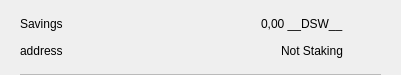
Old version of the form src/qt/pivx/forms/csrow.ui in the repository decenomy/DSW.
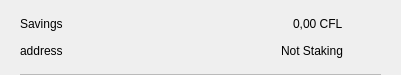
New version of the form. Icons and pictures are not drawn.

```diff
--- a/src/qt/pivx/forms/csrow.ui
+++ b/src/qt/pivx/forms/csrow.ui
@@ -102,7 +102,7 @@
            <item>
             <widget class="QLabel" name="labelAmount">
              <property name="text">
-              <string>0,00 __DSW__</string>
+              <string>0,00 CFL</string>
              </property>
             </widget>
            </item>
```
